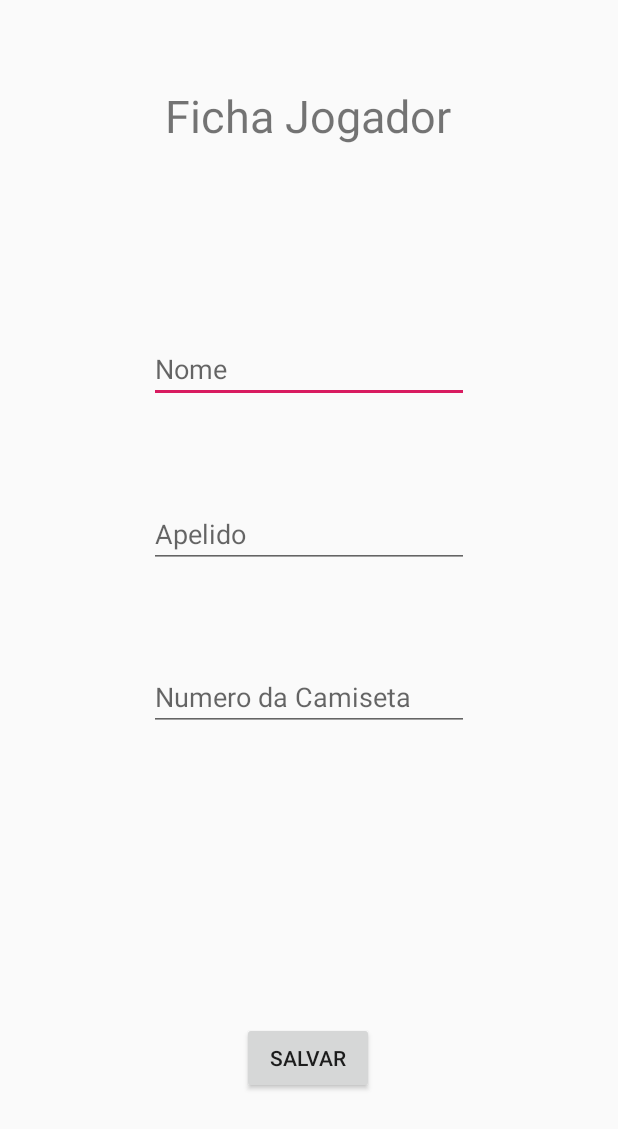
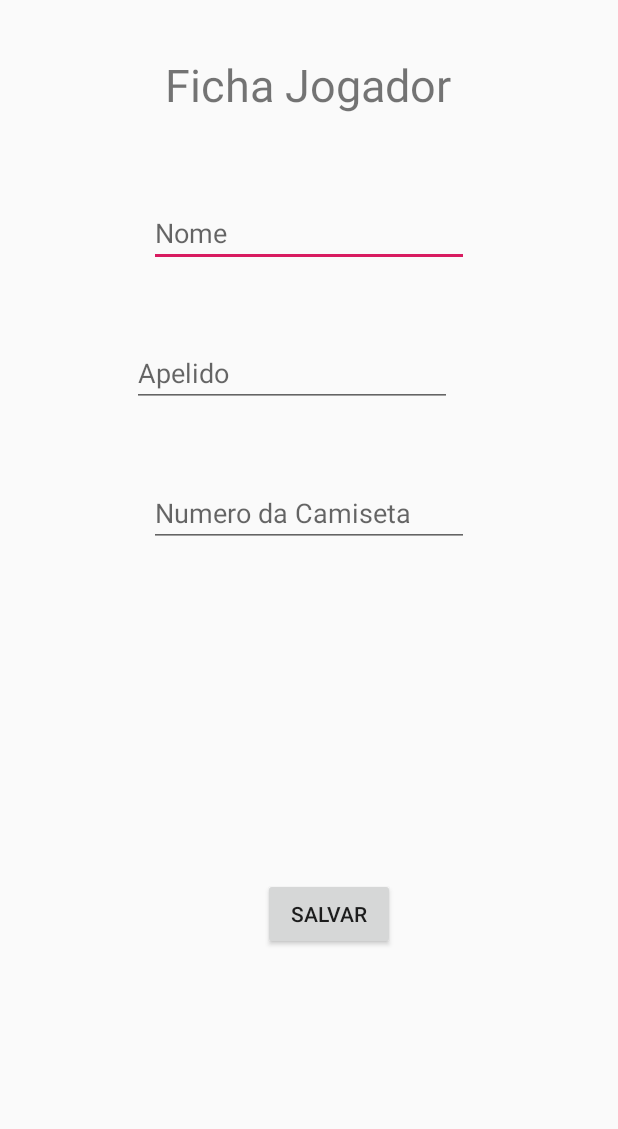
Before and after one commit to LeonardoCesca/soccer-app, an Android app: the layout activity_player.xml on its own in the app's theme, with its tools: preview values and no code run, on a phone screen of 412 x 824 dp. Shown: the top 1129 px of the screen. Run offline under Robolectric (Android 15) with nearby library versions, the phone set to English and light mode, and no system bars.

Commit message:
ADD spinner and fix bugs

```diff
--- a/app/src/main/AndroidManifest.xml
+++ b/app/src/main/AndroidManifest.xml
@@ -9,7 +9,9 @@
         android:roundIcon="@mipmap/ic_launcher_round"
         android:supportsRtl="true"
         android:theme="@style/AppTheme">
-        <activity android:name=".times"></activity>
+        <activity android:name=".jogadores"></activity>
+        <activity android:name=".ListaJogadores" />
+        <activity android:name=".times" />
         <activity android:name=".ListaActivity" />
         <activity android:name=".TeamActivity" />
         <activity android:name=".PlayerActivity" />
--- a/app/src/main/java/com/example/soccerapp/JogadorDAO.java
+++ b/app/src/main/java/com/example/soccerapp/JogadorDAO.java
@@ -51,9 +51,9 @@ public class JogadorDAO {
             do{
                 Jogador jogador = new Jogador();
                 jogador.setId(  cursor.getInt( 0 ) );
-                jogador.setNome( cursor.getString( 1 ) );
-                jogador.setApelido( cursor.getString( 1 ) );
-                jogador.setNumeroCamiseta( cursor.getString(   1) );
+                jogador.setNome( cursor.getString( 2 ) );
+                jogador.setApelido( cursor.getString( 3 ) );
+                jogador.setNumeroCamiseta( cursor.getString(   4) );
                 listaJogadores.add( jogador );
             } while ( cursor.moveToNext() );
         }
--- a/app/src/main/res/layout/activity_player.xml
+++ b/app/src/main/res/layout/activity_player.xml
@@ -10,26 +10,27 @@
         android:id="@+id/textView"
         android:layout_width="wrap_content"
         android:layout_height="wrap_content"
+        android:layout_marginTop="36dp"
         android:text="Ficha Jogador"
         android:textSize="30sp"
-        app:layout_constraintBottom_toBottomOf="parent"
         app:layout_constraintEnd_toEndOf="parent"
         app:layout_constraintHorizontal_bias="0.497"
         app:layout_constraintStart_toStartOf="parent"
-        app:layout_constraintTop_toTopOf="parent"
-        app:layout_constraintVertical_bias="0.072" />
+        app:layout_constraintTop_toTopOf="parent" />
 
     <Spinner
-        android:id="@+id/spinner"
+        android:id="@+id/spinnerTimes"
         android:layout_width="225dp"
         android:layout_height="32dp"
+        android:layout_marginTop="68dp"
         android:backgroundTint="#00754F4F"
         android:text="@string/SelecioneTime"
-        app:layout_constraintBottom_toBottomOf="parent"
         app:layout_constraintEnd_toEndOf="parent"
+        app:layout_constraintHorizontal_bias="0.532"
         app:layout_constraintStart_toStartOf="parent"
-        app:layout_constraintTop_toTopOf="parent"
-        app:layout_constraintVertical_bias="0.692" />
+        app:layout_constraintTop_toBottomOf="@+id/numeroCamiseta"
+
+        />
 
     <Button
         android:id="@+id/salvarJogadorBtn"
@@ -38,48 +39,46 @@
         android:text="Salvar"
         app:layout_constraintBottom_toBottomOf="parent"
         app:layout_constraintEnd_toEndOf="parent"
-        app:layout_constraintHorizontal_bias="0.498"
+        app:layout_constraintHorizontal_bias="0.541"
         app:layout_constraintStart_toStartOf="parent"
-        app:layout_constraintTop_toTopOf="parent"
-        app:layout_constraintVertical_bias="0.878" />
+        app:layout_constraintTop_toBottomOf="@+id/spinnerTimes"
+        app:layout_constraintVertical_bias="0.388" />
 
     <EditText
         android:id="@+id/nomeJogador"
         android:layout_width="wrap_content"
         android:layout_height="wrap_content"
+        android:layout_marginTop="56dp"
         android:ems="10"
+        android:hint="Nome"
         android:inputType="textPersonName"
-        android:hint="Nome"
-        app:layout_constraintBottom_toBottomOf="parent"
         app:layout_constraintEnd_toEndOf="parent"
         app:layout_constraintStart_toStartOf="parent"
-        app:layout_constraintTop_toTopOf="parent"
-        app:layout_constraintVertical_bias="0.287" />
+        app:layout_constraintTop_toBottomOf="@+id/textView" />
 
     <EditText
         android:id="@+id/apelidoJogador"
         android:layout_width="wrap_content"
         android:layout_height="wrap_content"
+        android:layout_marginTop="48dp"
         android:ems="10"
+        android:hint="Apelido"
         android:inputType="textPersonName"
-        android:hint="Apelido"
-        app:layout_constraintBottom_toBottomOf="parent"
         app:layout_constraintEnd_toEndOf="parent"
+        app:layout_constraintHorizontal_bias="0.444"
         app:layout_constraintStart_toStartOf="parent"
-        app:layout_constraintTop_toTopOf="parent"
-        app:layout_constraintVertical_bias="0.428" />
+        app:layout_constraintTop_toBottomOf="@+id/nomeJogador" />
 
     <EditText
         android:id="@+id/numeroCamiseta"
         android:layout_width="wrap_content"
         android:layout_height="wrap_content"
+        android:layout_marginTop="48dp"
         android:ems="10"
+        android:hint="Numero da Camiseta"
         android:inputType="textPersonName"
-        android:hint="Numero da Camiseta"
-        app:layout_constraintBottom_toBottomOf="parent"
         app:layout_constraintEnd_toEndOf="parent"
         app:layout_constraintStart_toStartOf="parent"
-        app:layout_constraintTop_toTopOf="parent"
-        app:layout_constraintVertical_bias="0.568" />
+        app:layout_constraintTop_toBottomOf="@+id/apelidoJogador" />
 
 </androidx.constraintlayout.widget.ConstraintLayout>
--- a/app/src/main/res/values/strings.xml
+++ b/app/src/main/res/values/strings.xml
@@ -2,4 +2,9 @@
     <string name="app_name">SoccerApp</string>
     <string name="action_settings">Settings</string>
     <string name="SelecioneTime">Selecione o time</string>
+
+    <string-array name="times">
+        <item>Gremio</item>
+        <item>Inter</item>
+    </string-array>
 </resources>
```
Also changed, not shown: app/src/main/java/com/example/soccerapp/AdapterJogador.java (added, +83 -0 lines), app/src/main/java/com/example/soccerapp/ListaJogadores.java (added, +72 -0 lines), app/src/main/java/com/example/soccerapp/PlayerActivity.java (+23 -0 lines), app/src/main/java/com/example/soccerapp/jogadores.java (added, +14 -0 lines), app/src/main/res/layout/activity_jogadores.xml (added, +16 -0 lines), app/src/main/res/layout/activity_lista_jogadores.xml (added, +42 -0 lines), app/src/main/res/layout/activity_main.xml (+0 -7 lines), app/src/main/java/com/example/soccerapp/ListaActivity.java (indentation only).
